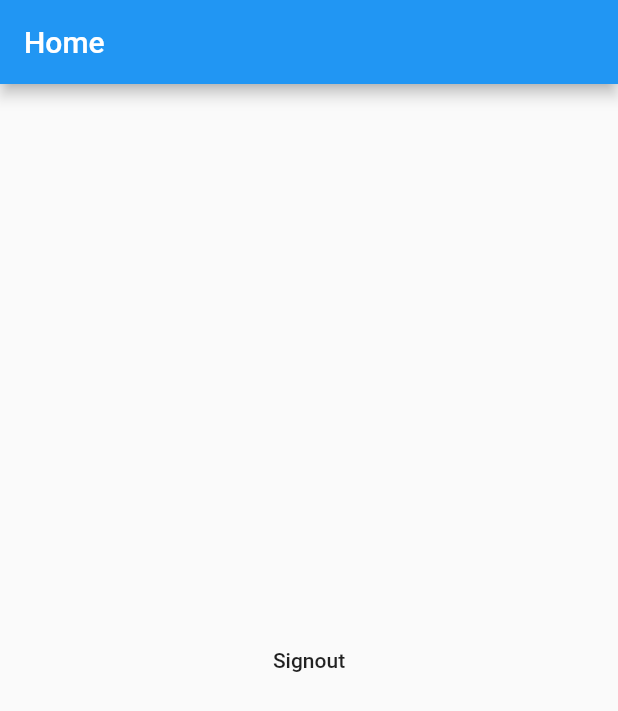
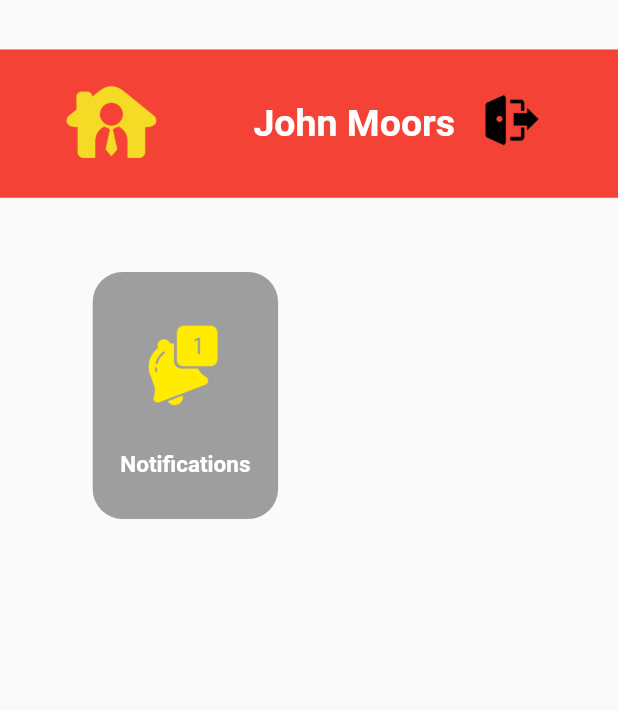
Before and after one commit to Rasi98/WFH-companion-, a Flutter app: the HomeScreen screen opened directly, on a phone screen of 412 x 824 dp. Shown: the top 711 px of the screen. Run offline on Flutter 3.47's test engine with Material 2 defaults, Android fonts, the phone set to English and light mode, and no system bars; our stand-ins replace email_validator, firebase_auth, firebase_core; accounts and stored records are empty.

Commit message:
home page tructure

```diff
--- a/wfh_companion/lib/src/screens/home.dart
+++ b/wfh_companion/lib/src/screens/home.dart
@@ -1,3 +1,6 @@
+import 'dart:math';
+import 'dart:ui';
+
 import 'package:firebase_auth/firebase_auth.dart';
 import 'package:flutter/cupertino.dart';
 import 'package:flutter/material.dart';
@@ -9,17 +12,96 @@ class HomeScreen extends StatelessWidget {
   @override
   Widget build(BuildContext context) {
     return Scaffold(
-        appBar: AppBar(
-          title: Text('Home'),
+        body: Column(
+      children: [
+        SizedBox(height: MediaQuery.of(context).size.height * .04),
+        Container(
+          width: MediaQuery.of(context).size.width,
+          height: MediaQuery.of(context).size.height * .12,
+          decoration: BoxDecoration(
+            color: Colors.red,
+          ),
+          child: Column(
+            children: [
+              SizedBox(
+                height: MediaQuery.of(context).size.height * .01,
+              ),
+              Row(
+                children: [
+                  SizedBox(width: MediaQuery.of(context).size.width * .1),
+                  Container(
+                    //home image
+                    width: MediaQuery.of(context).size.width * .16,
+                    height: MediaQuery.of(context).size.height * .1,
+                    decoration: BoxDecoration(
+                        image: DecorationImage(
+                            fit: BoxFit.fitWidth,
+                            image: AssetImage('assets/homeLogo.png'))),
+                  ),
+                  SizedBox(width: MediaQuery.of(context).size.width * .15),
+                  Text(
+                    'John Moors',
+                    style: TextStyle(
+                        color: Colors.white,
+                        fontSize: 25,
+                        fontWeight: FontWeight.bold),
+                  ),
+                  IconButton(
+                    icon: Image.asset('assets/d.png'),
+                    iconSize: 55,
+                    onPressed: () {
+                      auth.signOut();
+                      Navigator.of(context).pushReplacement(MaterialPageRoute(
+                          builder: (context) => LoginScreen()));
+                    },
+                  )
+                ],
+              )
+            ],
+          ),
+        ), //end of cunsom app bar
+        SizedBox(
+          height: MediaQuery.of(context).size.height * .06,
         ),
-        body: Center(
-          child: FlatButton(
-              onPressed: () {
-                auth.signOut();
-                Navigator.of(context).pushReplacement(
-                    MaterialPageRoute(builder: (context) => LoginScreen()));
-              },
-              child: Text('Signout')),
-        ));
+        Row(
+          children: [
+            SizedBox(
+              width: MediaQuery.of(context).size.width * .15,
+            ),
+            Container(
+              //notification button area
+              width: MediaQuery.of(context).size.width * .3,
+              height: MediaQuery.of(context).size.height * .2,
+              decoration: BoxDecoration(
+                  color: Colors.grey, borderRadius: BorderRadius.circular(20)),
+              child: Column(
+                children: [
+                  SizedBox(
+                    height: MediaQuery.of(context).size.height * .01,
+                  ),
+                  Row(
+                    children: [
+                      SizedBox(width: MediaQuery.of(context).size.width * .005),
+                      IconButton(
+                        icon: Image.asset('assets/1.png'),
+                        iconSize: 95,
+                        onPressed: () {},
+                      )
+                    ],
+                  ),
+                  Text(
+                    'Notifications',
+                    style: TextStyle(
+                        color: Colors.white,
+                        fontWeight: FontWeight.bold,
+                        fontSize: 15),
+                  )
+                ],
+              ),
+            )
+          ],
+        )
+      ],
+    ));
   }
 }
```
Also changed, not shown: wfh_companion/assets/1.png (added), wfh_companion/assets/2.png (added), wfh_companion/assets/3.png (added), wfh_companion/assets/4.png (added), wfh_companion/assets/5.png (added), wfh_companion/assets/6.png (added), wfh_companion/assets/d.png (added), wfh_companion/assets/dr_2_4x.png (added), wfh_companion/assets/home background.jpg (added), wfh_companion/assets/homeLogo.png (added).
